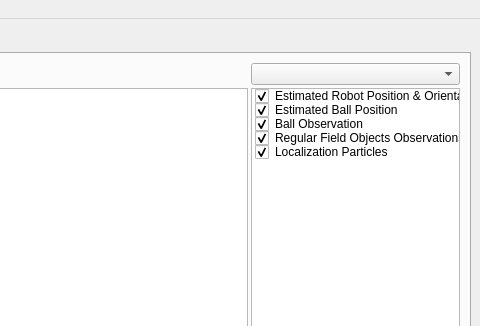
First picture: the form in GUITools/KMonitor/KMonitor.ui, repository kouretes/Monas, before the edit; both pictures show x 400 to 880 and y 0 to 326 of the 880 by 492 pixel window.
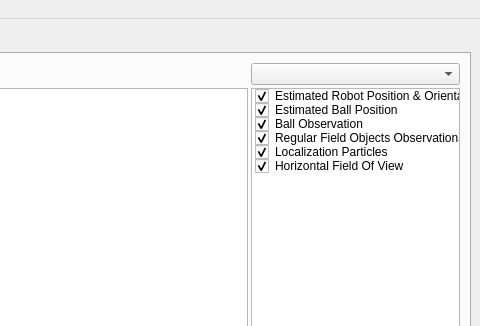
Second picture: the form after the edit. Custom widgets are drawn as their Qt base class.

Commit message: HFOV added to Local World State

The edit to the form file:
```diff
--- a/GUITools/KMonitor/KMonitor.ui
+++ b/GUITools/KMonitor/KMonitor.ui
@@ -136,6 +136,14 @@
               <enum>Checked</enum>
              </property>
             </item>
+            <item>
+             <property name="text">
+              <string>Horizontal Field Of View</string>
+             </property>
+             <property name="checkState">
+              <enum>Checked</enum>
+             </property>
+            </item>
            </widget>
           </item>
          </layout>
```
The commit also changes 14 other files.
